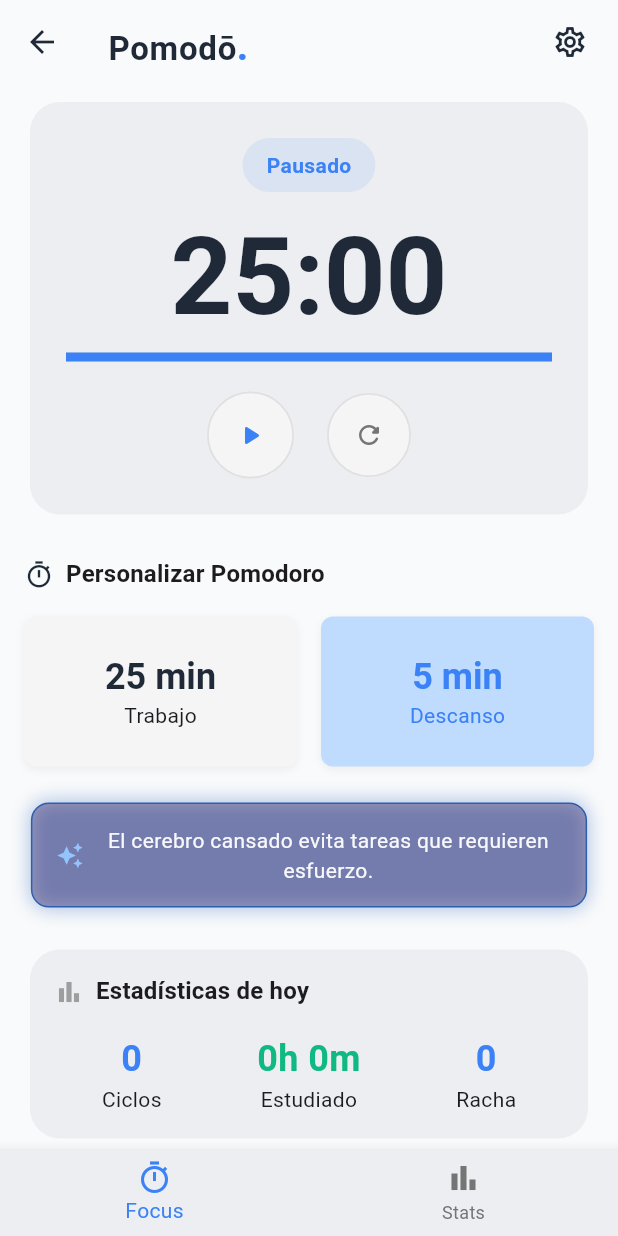
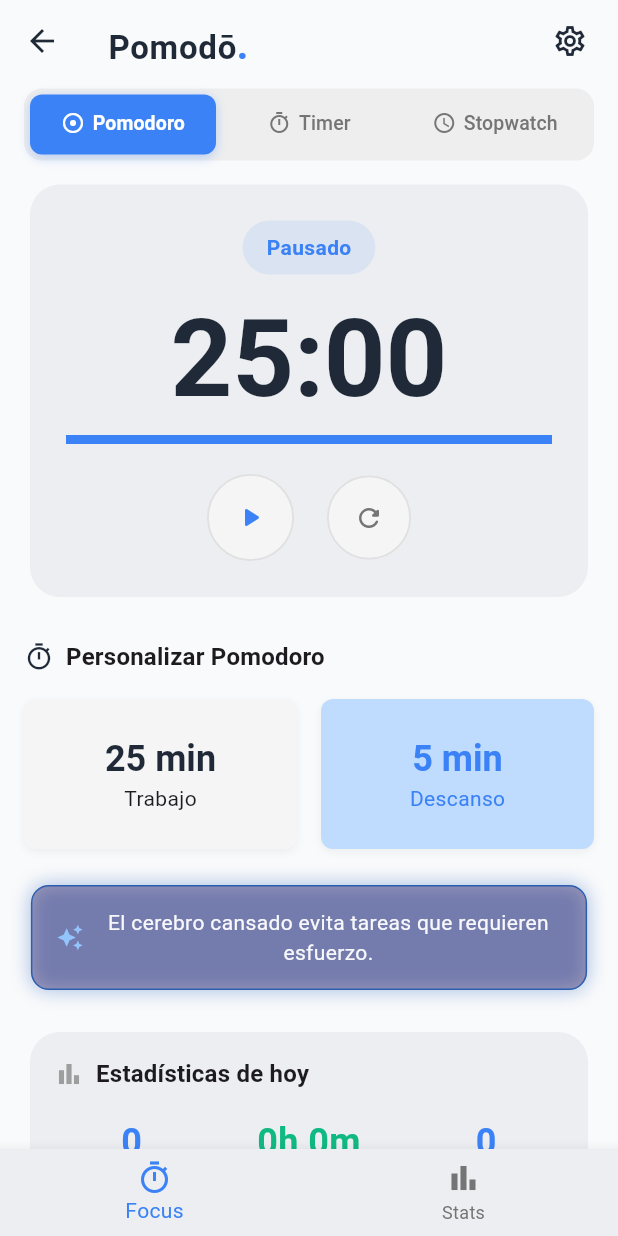
Before and after one commit to LautaroVegaa/Pomodo-app, a Flutter app: the MainScaffold screen opened directly, on a phone screen of 412 x 824 dp. Run offline on Flutter 3.47's test engine with Material 3 defaults, Android fonts, the phone set to English and light mode, and no system bars; our stand-ins replace audioplayers, flutter_local_notifications, shared_preferences, supabase_flutter; accounts and stored records are empty.

Commit message:
feat: Add Timer and Stopwatch features
- Implement dedicated Timer (countdown) and Stopwatch screens accessible via tabs.
- Create  widget to manage 'Pomodoro', 'Timer', and 'Stopwatch' views within the main focus section.
- Add  and  for separate state management.
- Implement slider for duration selection in the Timer screen.
- Integrate  widget to display relevant tips on Timer and Stopwatch screens.
- Refactor  to conditionally hide its AppBar when nested.
- Update  and  to incorporate new providers and navigation structure.
- Refine UI/UX for Timer and Stopwatch screens for consistency with Pomodoro screen (button styles, layout, text colors).

```diff
--- /dev/null
+++ b/lib/providers/simple_timer_provider.dart
@@ -0,0 +1,108 @@
+// lib/providers/simple_timer_provider.dart
+
+import 'dart:async';
+import 'package:flutter/material.dart';
+import 'dart:math'; // Para Random
+
+class SimpleTimerProvider extends ChangeNotifier {
+  int _initialDurationSeconds = 10 * 60; // 10 minutos por defecto
+  int _remainingTimeSeconds = 10 * 60;
+  Timer? _timer;
+  bool _isRunning = false;
+
+  // --- Tips Contextuales ---
+  final List<String> timerTips = [
+    "Usa un temporizador para tareas con límite de tiempo definido.",
+    "Programa alarmas cortas para recordarte tomar descansos rápidos.",
+    "Establecer un tiempo te ayuda a enfocarte en finalizar la tarea.",
+    "Ideal para técnicas como 'Timeboxing' donde asignas bloques fijos.",
+    "Un temporizador visible puede aumentar tu sentido de urgencia.",
+    "Divide tareas grandes en bloques de tiempo manejables.",
+  ];
+  String _currentTip = "";
+  // -----------------------------
+
+  // --- Getters ---
+  int get remainingTimeSeconds => _remainingTimeSeconds;
+  bool get isRunning => _isRunning;
+  int get initialDurationSeconds => _initialDurationSeconds;
+  String get currentTip => _currentTip;
+  // ---------------------------------
+
+  // Constructor
+  SimpleTimerProvider() {
+    _updateTip(); // Establecer el primer tip al crear el provider
+  }
+
+  // Método para actualizar el tip aleatoriamente
+  void _updateTip() {
+    final random = Random();
+    // Evitar seleccionar el mismo tip dos veces seguidas (opcional)
+    String newTip = _currentTip;
+    if (timerTips.length > 1) {
+      while (newTip == _currentTip) {
+        newTip = timerTips[random.nextInt(timerTips.length)];
+      }
+    } else if (timerTips.isNotEmpty) {
+      newTip = timerTips[0];
+    }
+    _currentTip = newTip;
+    // No notificamos aquí directamente, se hará a través de los métodos de control
+  }
+
+  // Formatear tiempo restante (MM:SS)
+  String get formattedTime {
+    int minutes = _remainingTimeSeconds ~/ 60;
+    int seconds = _remainingTimeSeconds % 60;
+    return '${minutes.toString().padLeft(2, '0')}:${seconds.toString().padLeft(2, '0')}';
+  }
+
+  // --- Métodos de Control ---
+  void setInitialDuration(int seconds) {
+    if (!_isRunning) {
+      _initialDurationSeconds = seconds >= 0 ? seconds : 0;
+      _remainingTimeSeconds = _initialDurationSeconds;
+      // _updateTip(); // ❗️❗️ CORRECCIÓN: NO actualizar el tip aquí ❗️❗️
+      notifyListeners(); // Notificar solo cambio de duración/tiempo restante
+    }
+  }
+
+  void startTimer() {
+    if (_isRunning || _remainingTimeSeconds == 0) return;
+    _isRunning = true;
+    _updateTip(); // Actualizar tip al iniciar
+    _timer = Timer.periodic(const Duration(seconds: 1), (timer) {
+      if (_remainingTimeSeconds > 0) {
+        _remainingTimeSeconds--;
+      } else {
+        _timer?.cancel();
+        _isRunning = false;
+        _updateTip(); // Actualizar tip al finalizar
+      }
+      notifyListeners(); // Notificar cambio de tiempo restante (y estado si finalizó)
+    });
+    notifyListeners(); // Notificar cambio a _isRunning
+  }
+
+  void pauseTimer() {
+    if (!_isRunning) return;
+    _timer?.cancel();
+    _isRunning = false;
+    _updateTip(); // Actualizar tip al pausar
+    notifyListeners();
+  }
+
+  void resetTimer() {
+    _timer?.cancel();
+    _isRunning = false;
+    _remainingTimeSeconds = _initialDurationSeconds;
+    _updateTip(); // Actualizar tip al resetear
+    notifyListeners();
+  }
+
+  @override
+  void dispose() {
+    _timer?.cancel();
+    super.dispose();
+  }
+}
--- /dev/null
+++ b/lib/providers/stopwatch_provider.dart
@@ -0,0 +1,78 @@
+// lib/providers/stopwatch_provider.dart
+
+import 'dart:async';
+import 'package:flutter/material.dart';
+import 'dart:math'; // Para Random
+
+class StopwatchProvider with ChangeNotifier {
+  final Stopwatch _stopwatch = Stopwatch();
+  Timer? _timer;
+
+  // --- Tips Contextuales ---
+  final List<String> stopwatchTips = [
+    "Mide cuánto tiempo te lleva completar tareas específicas.",
+    "Usa el cronómetro para mejorar tu velocidad en ejercicios o prácticas.",
+    "Ideal para registrar el tiempo dedicado a actividades sin un límite fijo.",
+    "Puedes usarlo para rastrear interrupciones durante tu trabajo.",
+    "Compara tiempos entre diferentes intentos de la misma tarea.",
+  ];
+  String _currentTip = "";
+  // -----------------------------
+
+  // --- Getters ---
+  bool get isRunning => _stopwatch.isRunning;
+  Duration get currentDuration => _stopwatch.elapsed;
+  String get currentTip => _currentTip; // Getter para el Tip
+  // ---------------------------------
+
+  // Constructor para inicializar el primer tip
+  StopwatchProvider() {
+    _updateTip();
+  }
+
+   // Método para actualizar el tip aleatoriamente
+  void _updateTip() {
+    final random = Random();
+    _currentTip = stopwatchTips[random.nextInt(stopwatchTips.length)];
+    // No se notifica aquí
+  }
+
+  // Formatear tiempo transcurrido (MM:SS)
+  String get formattedTime {
+    final elapsedSeconds = _stopwatch.elapsed.inSeconds;
+    final minutes = (elapsedSeconds ~/ 60).toString().padLeft(2, '0');
+    final seconds = (elapsedSeconds % 60).toString().padLeft(2, '0');
+    return '$minutes:$seconds';
+  }
+
+  // --- Métodos de Control ---
+  void startStopwatch() {
+    if (_stopwatch.isRunning) {
+      _stopwatch.stop();
+      _timer?.cancel();
+      _updateTip(); // Actualizar tip al parar
+    } else {
+      _stopwatch.start();
+      _updateTip(); // Actualizar tip al iniciar
+      // Timer para actualizar la UI cada segundo
+      _timer = Timer.periodic(const Duration(seconds: 1), (timer) {
+        if (_stopwatch.isRunning) {
+          notifyListeners();
+        } else {
+          _timer?.cancel(); // Detener el timer si el stopwatch se paró
+        }
+      });
+    }
+    notifyListeners(); // Notificar cambio a isRunning
+  }
+
+  void resetStopwatch() {
+    _stopwatch.stop();
+    _stopwatch.reset();
+    _timer?.cancel();
+    _updateTip(); // Actualizar tip al resetear
+    notifyListeners();
+  }
+
+  // dispose no necesita override explícito para mixins simples
+}
--- /dev/null
+++ b/lib/screens/focus_timer_tabs.dart
@@ -0,0 +1,164 @@
+// lib/screens/focus_timer_tabs.dart
+
+import 'package:flutter/material.dart';
+import 'package:pomodo_app/screens/pomodoro_screen.dart';
+import 'package:pomodo_app/screens/settings_screen.dart';
+import 'package:pomodo_app/screens/simple_timer_screen.dart';
+import 'package:pomodo_app/screens/stopwatch_screen.dart';
+
+class FocusTimerTabs extends StatefulWidget {
+  const FocusTimerTabs({super.key});
+
+  @override
+  State<FocusTimerTabs> createState() => _FocusTimerTabsState();
+}
+
+class _FocusTimerTabsState extends State<FocusTimerTabs> with SingleTickerProviderStateMixin {
+  late TabController _tabController;
+
+  @override
+  void initState() {
+    super.initState();
+    _tabController = TabController(length: 3, vsync: this, initialIndex: 0);
+  }
+
+  @override
+  void dispose() {
+    _tabController.dispose();
+    super.dispose();
+  }
+
+  // --- AppBar con TabBar Ajustada ---
+  PreferredSizeWidget _buildAppBar(BuildContext context) {
+    final theme = Theme.of(context);
+    final isDarkMode = theme.brightness == Brightness.dark;
+    final Color unselectedColor = isDarkMode ? Colors.grey.shade400 : Colors.grey.shade600;
+
+    return AppBar(
+      elevation: 0,
+      backgroundColor: Colors.transparent,
+      centerTitle: false,
+      // Título y Acciones
+      title: Padding(
+        padding: const EdgeInsets.only(top: 8.0),
+        child: RichText(
+          text: TextSpan(
+            children: [
+              TextSpan(
+                text: 'Pomodō',
+                style: TextStyle(
+                  fontWeight: FontWeight.w600,
+                  fontSize: 22,
+                  color: theme.appBarTheme.titleTextStyle?.color ?? theme.textTheme.bodyLarge?.color,
+                  letterSpacing: 0.5,
+                ),
+              ),
+              TextSpan(
+                text: '.',
+                style: TextStyle(
+                  fontWeight: FontWeight.w800,
+                  fontSize: 24,
+                  color: theme.primaryColor,
+                ),
+              ),
+            ],
+          ),
+        ),
+      ),
+      actions: [
+        IconButton(
+          icon: Icon(
+            Icons.settings_outlined,
+            color: theme.textTheme.bodyLarge?.color,
+          ),
+          onPressed: () {
+            Navigator.push(
+              context,
+              MaterialPageRoute(builder: (context) => const SettingsScreen()),
+            );
+          },
+        ),
+        const SizedBox(width: 8),
+      ],
+
+      // --- TabBar Configurada ---
+      bottom: PreferredSize(
+        preferredSize: const Size.fromHeight(55.0),
+        child: Container(
+          margin: const EdgeInsets.symmetric(horizontal: 16.0, vertical: 4.0),
+          padding: const EdgeInsets.all(4.0),
+          decoration: BoxDecoration(
+            color: isDarkMode ? theme.cardColor.withOpacity(0.6) : Colors.grey.shade200,
+            borderRadius: BorderRadius.circular(12),
+          ),
+          child: TabBar(
+            controller: _tabController,
+            indicator: BoxDecoration(
+              color: theme.primaryColor,
+              borderRadius: BorderRadius.circular(8),
+              boxShadow: [
+                BoxShadow(
+                  color: theme.primaryColor.withOpacity(0.3),
+                  blurRadius: 6,
+                  offset: const Offset(0, 2),
+                ),
+              ],
+            ),
+            indicatorSize: TabBarIndicatorSize.tab,
+            indicatorPadding: EdgeInsets.zero,
+            labelColor: Colors.white,
+            labelStyle: const TextStyle(fontSize: 13, fontWeight: FontWeight.bold),
+            unselectedLabelColor: unselectedColor,
+            unselectedLabelStyle: const TextStyle(fontSize: 13, fontWeight: FontWeight.w500),
+            overlayColor: MaterialStateProperty.all(Colors.transparent),
+            dividerColor: Colors.transparent, // Sin línea divisoria
+
+            // ----- CAMBIOS EN LAS PESTAÑAS AQUÍ -----
+            tabs: [
+              _buildTab(Icons.adjust, 'Pomodoro'), // <--- Icono y texto cambiados
+              _buildTab(Icons.timer_outlined, 'Timer'),
+              _buildTab(Icons.watch_later_outlined, 'Stopwatch'),
+            ],
+            // ------------------------------------
+          ),
+        ),
+      ),
+    );
+  }
+
+  // Helper para construir las pestañas de forma consistente
+  Widget _buildTab(IconData icon, String text) {
+    return Tab(
+      height: 38, // Altura fija y más compacta para cada Tab
+      child: Row(
+        mainAxisAlignment: MainAxisAlignment.center,
+        children: [
+          Icon(icon, size: 16), // Icono más pequeño
+          const SizedBox(width: 5), // Espacio reducido
+          Text(text),
+        ],
+      ),
+    );
+  }
+
+  @override
+  Widget build(BuildContext context) {
+    return Scaffold(
+      appBar: _buildAppBar(context),
+      body: TabBarView(
+        controller: _tabController,
+        physics: const NeverScrollableScrollPhysics(), // Deshabilita el deslizamiento
+        children: const [
+          // 1. Pestaña Pomodoro (antes Focus)
+          PomodoroScreen(showAppBar: false),
+
+          // 2. Pestaña Timer
+          SimpleTimerScreen(),
+
+          // 3. Pestaña Stopwatch
+          StopwatchScreen(),
+        ],
+      ),
+    );
+  }
+}
--- a/lib/screens/main_scaffold.dart
+++ b/lib/screens/main_scaffold.dart
@@ -1,6 +1,9 @@
+// lib/screens/main_scaffold.dart
+
 import 'package:flutter/material.dart';
-import 'package:pomodo_app/screens/pomodoro_screen.dart';
+// import 'package:pomodo_app/screens/pomodoro_screen.dart'; // REMOVER ESTE IMPORT
 import 'package:pomodo_app/screens/more_stats_screen.dart';
+import 'package:pomodo_app/screens/focus_timer_tabs.dart'; // ✅ PASO 4.2: AÑADIR ESTE IMPORT
 
 /// Contenedor principal con navegación inferior persistente.
 /// Mantiene el footer visible entre Focus y Stats
@@ -15,9 +18,10 @@ class MainScaffold extends StatefulWidget {
 class _MainScaffoldState extends State<MainScaffold> {
   int _selectedIndex = 0;
 
-  // 🧩 Pantallas principales de Pomodō (ya existentes)
+  // 🧩 Pantallas principales de Pomodō
   final List<Widget> _screens = const [
-    PomodoroScreen(),
+    // ✅ PASO 4.2: REEMPLAZAR PomodoroScreen por FocusTimerTabs
+    FocusTimerTabs(),
     MoreStatsScreen(),
   ];
 
@@ -49,8 +53,8 @@ class _MainScaffoldState extends State<MainScaffold> {
         type: BottomNavigationBarType.fixed,
         items: const [
           BottomNavigationBarItem(
-            icon: Icon(Icons.timer_outlined),
-            label: 'Focus',
+            icon: Icon(Icons.timer_outlined), // Podrías cambiar a Icons.psychology_outlined si prefieres
+            label: 'Focus', // La etiqueta sigue siendo 'Focus', pero ahora contiene las 3 pestañas
           ),
           BottomNavigationBarItem(
             icon: Icon(Icons.bar_chart_outlined),
--- a/lib/screens/more_stats_screen.dart
+++ b/lib/screens/more_stats_screen.dart
@@ -134,7 +134,7 @@ class _MoreStatsScreenState extends State<MoreStatsScreen> {
 
     return Scaffold(
       appBar: AppBar(
-    automaticallyImplyLeading: false, // ✅ sin botón de retroceso
+    automaticallyImplyLeading: false, // sin botón de retroceso
     title: const Text(
     "Más Estadísticas",
     style: TextStyle(fontWeight: FontWeight.bold),
--- a/lib/screens/pomodoro_screen.dart
+++ b/lib/screens/pomodoro_screen.dart
@@ -11,7 +11,9 @@ import '../widgets/duration_slider_dialog.dart';
 import 'more_stats_screen.dart';
 
 class PomodoroScreen extends StatefulWidget {
-  const PomodoroScreen({super.key});
+  // A. Añadir parámetro showAppBar con valor por defecto true
+  final bool showAppBar;
+  const PomodoroScreen({super.key, this.showAppBar = true});
 
   @override
   State<PomodoroScreen> createState() => _PomodoroScreenState();
@@ -61,7 +63,8 @@ class _PomodoroScreenState extends State<PomodoroScreen> {
     bool isDarkMode = Theme.of(context).brightness == Brightness.dark;
 
     return Scaffold(
-      appBar: AppBar(
+      // B. Hacer el AppBar condicional usando widget.showAppBar
+      appBar: widget.showAppBar ? AppBar(
         elevation: 0,
         backgroundColor: Colors.transparent, // mantiene fondo coherente con el tema
         centerTitle: false,
@@ -108,7 +111,7 @@ class _PomodoroScreenState extends State<PomodoroScreen> {
           ),
           const SizedBox(width: 8),
         ],
-),
+      ) : null, // Si showAppBar es false, no se muestra el AppBar.
 
       body: loading
           ? const Center(child: CircularProgressIndicator())
```
Also changed, not shown: lib/main.dart (+14 -5 lines), lib/screens/simple_timer_screen.dart (added, +152 -0 lines), lib/screens/stopwatch_screen.dart (added, +92 -0 lines), lib/widgets/contextual_tip_card.dart (added, +72 -0 lines). Lines whose indentation alone changed are shown as unchanged.
